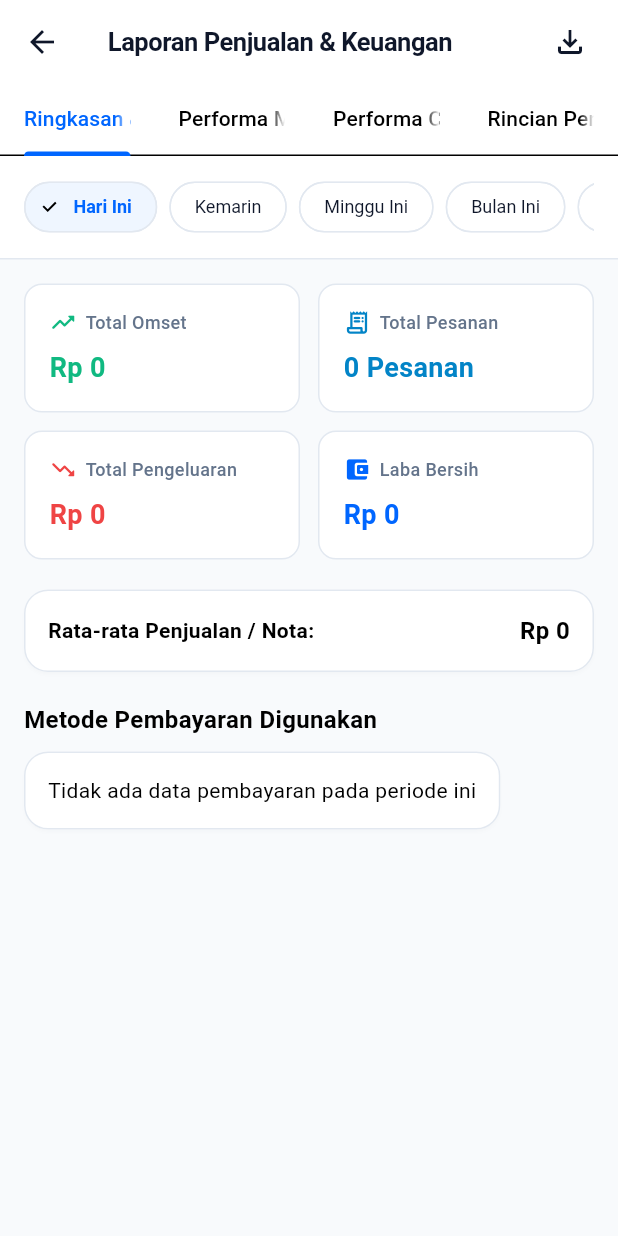
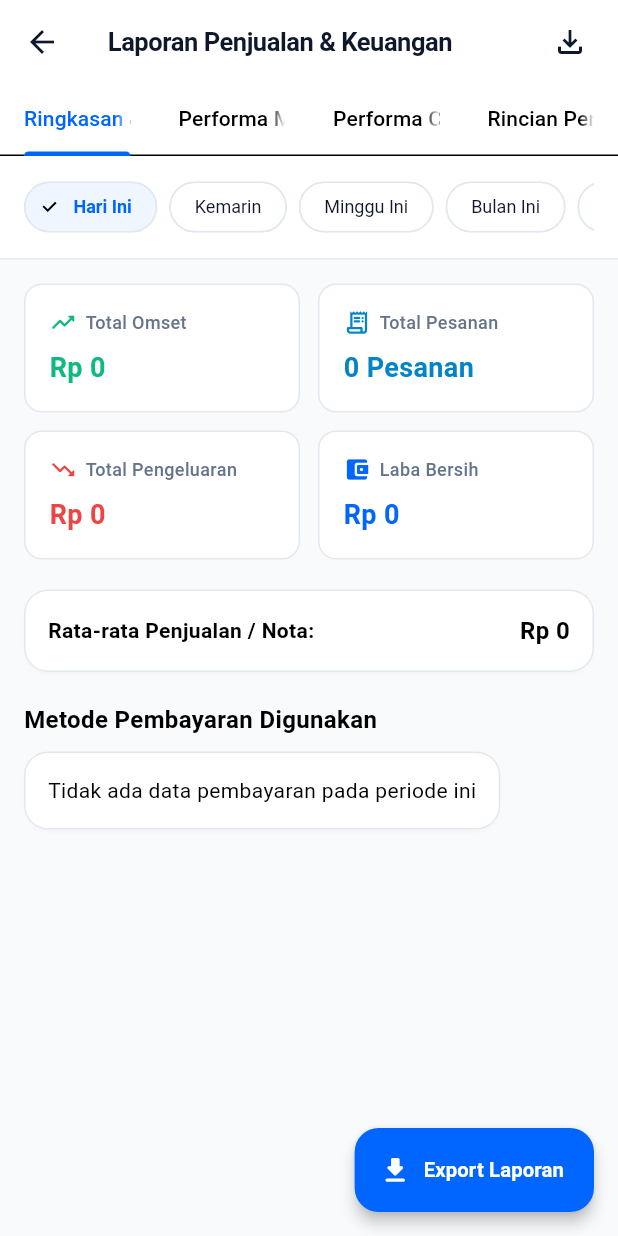
Before and after one commit to FatihMuzaqi/bizmanagepos, a Flutter app: the ReportScreen screen opened directly, on a phone screen of 412 x 824 dp. Run offline on Flutter 3.47's test engine with Material 3 defaults, Android fonts, the phone set to English and light mode, and no system bars; our stand-ins replace pdf, printing, shared_preferences; accounts and stored records are empty; network calls fail.

Commit message:
FIX  fitur export pdf

```diff
--- a/frontend/lib/features/reports/screens/report_screen.dart
+++ b/frontend/lib/features/reports/screens/report_screen.dart
@@ -138,6 +138,14 @@ class _ReportScreenState extends State<ReportScreen> with SingleTickerProviderSt
                   ),
           ),
         ],
+      ),
+      floatingActionButton: FloatingActionButton.extended(
+        onPressed: () => _showExportModal(context, repProvider),
+        backgroundColor: AppColors.primary,
+        foregroundColor: Colors.white,
+        elevation: 4,
+        icon: const Icon(Icons.file_download_rounded, size: 22),
+        label: const Text('Export Laporan', style: TextStyle(fontWeight: FontWeight.bold, fontSize: 13.5)),
       ),
     );
   }
--- a/frontend/pubspec.yaml
+++ b/frontend/pubspec.yaml
@@ -42,6 +42,8 @@ dependencies:
   pdf: ^3.12.0
   printing: ^5.14.3
   path_provider: ^2.1.5
+  image: 4.10.2
+  archive: 4.0.9
 
 dev_dependencies:
   flutter_test:
```
Also changed, not shown: frontend/pubspec.lock, 1 other file.
